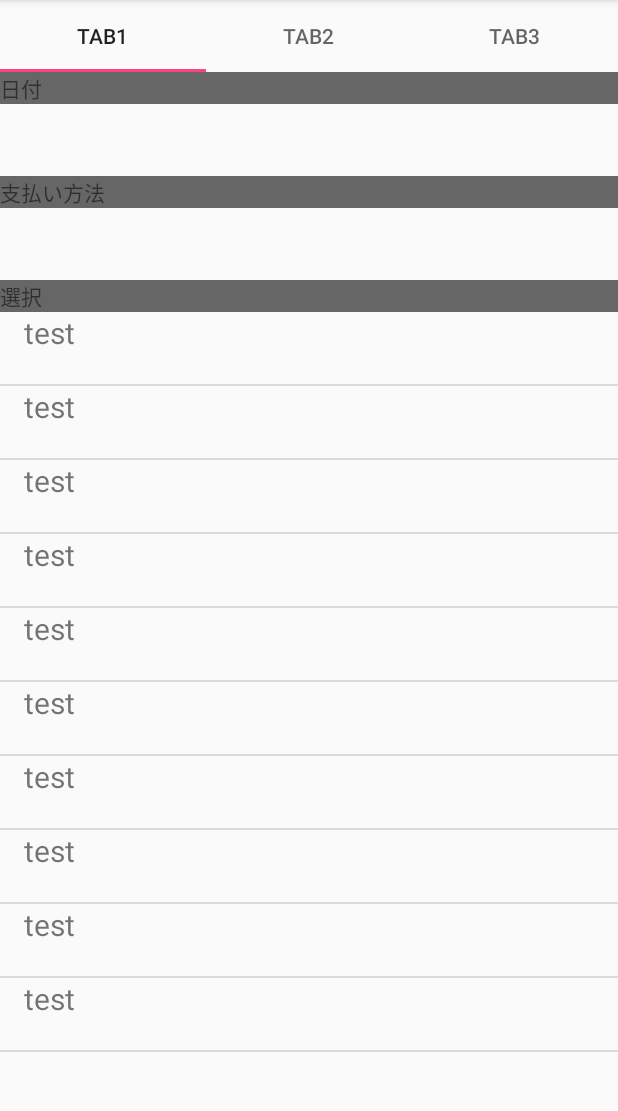
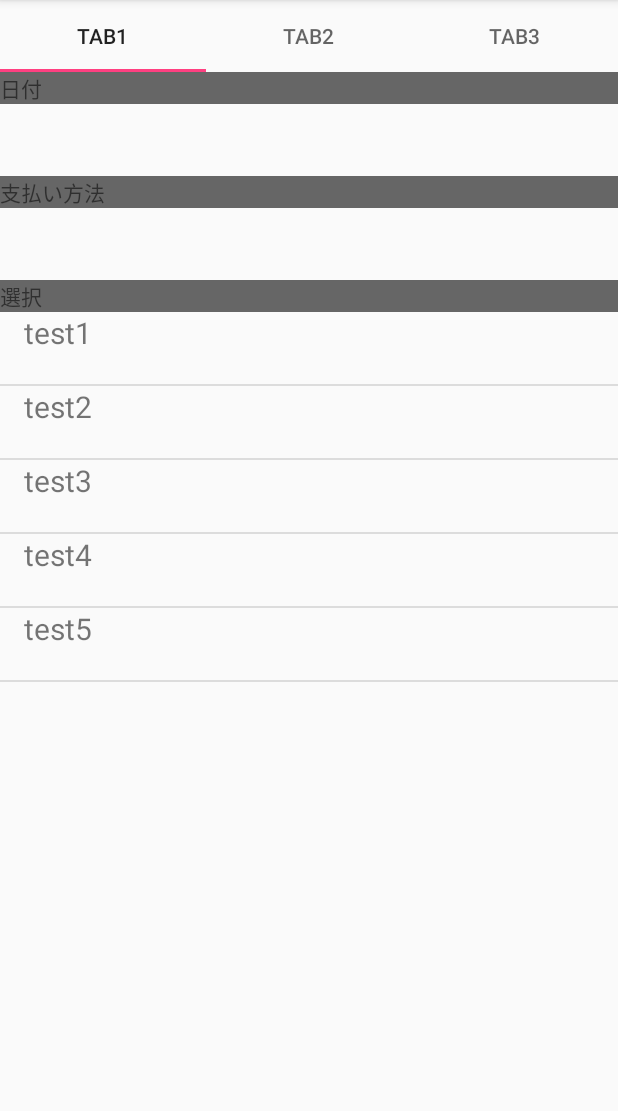
Before and after one commit to nagae-t/taxnote-android, an Android app: the screen it shows after launch (MainActivity), on a phone screen of 412 x 824 dp, the part 84-1195 px from its top. Run offline under Robolectric (Android 15) with nearby library versions, the light colour scheme and no system bars.

Commit message:
動的な長さのListViewにした

```diff
--- a/app/src/main/java/com/example/taxnoteandroid/EntryFragment.java
+++ b/app/src/main/java/com/example/taxnoteandroid/EntryFragment.java
@@ -11,8 +11,12 @@ import android.widget.ArrayAdapter;
 import android.widget.ListView;
 import android.widget.TextView;
 
+import java.util.ArrayList;
+import java.util.List;
+
 
 public class EntryFragment extends Fragment {
+
     public EntryFragment() {
         // Required empty public constructor
     }
@@ -30,18 +34,24 @@ public class EntryFragment extends Fragment {
 
         ListView listView = (ListView) v.findViewById(R.id.list);
 
-        listView.setAdapter(new ListAdapter(getContext()));
+        List<String> strings = new ArrayList<>();
+        strings.add("test1");
+        strings.add("test2");
+        strings.add("test3");
+        strings.add("test4");
+        strings.add("test5");
+        listView.setAdapter(new ListAdapter(getContext(), strings));
 
         return v;
     }
 
     // @@ https://material.google.com/components/lists.html#
-    class ListAdapter extends ArrayAdapter {
+    class ListAdapter extends ArrayAdapter<String> {
 
         private LayoutInflater layoutInflater;
 
-        public ListAdapter(Context context) {
-            super(context, 0);
+        public ListAdapter(Context context, List<String> texts) {
+            super(context, 0, texts);
             layoutInflater = LayoutInflater.from(context);
         }
 
@@ -52,15 +62,13 @@ public class EntryFragment extends Fragment {
             // inflateでViewにする
             View v = layoutInflater.inflate(R.layout.row_list_item, null);
 
+            // getItemでcallのViewにbindしたいデータ型を取得できる
+            String s = getItem(position);
+
             TextView textView = (TextView) v.findViewById(R.id.text);
-            textView.setText("test");
+            textView.setText(s);
 
             return v;
         }
-
-        @Override
-        public int getCount() {
-            return 10;
-        }
     }
 }
```
